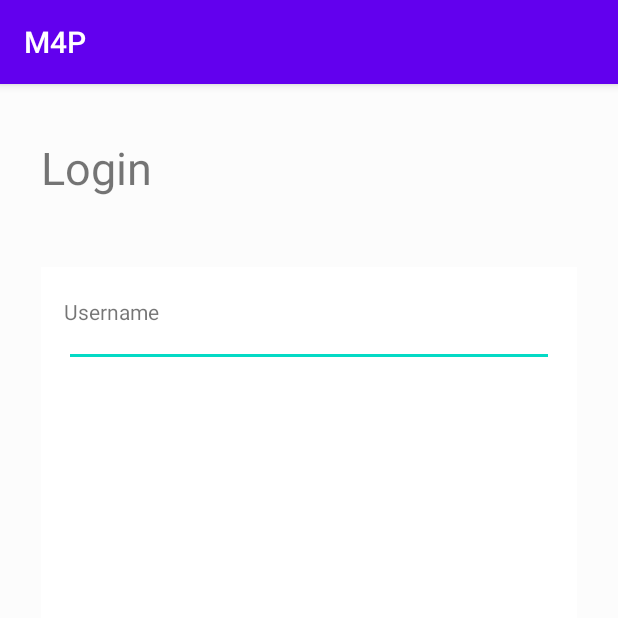
After one commit to Fantasyxz/FourMap, an Android app: the ResetPassActivity screen opened directly, with no data from a screen before it, on a phone screen of 412 x 824 dp, the top half of it. The commit adds this screen. Run offline under Robolectric (Android 15) with nearby library versions, the phone set to English and light mode, and no system bars.

Commit message:
LoginAndFriend
Login ajjah

```diff
--- a/Android/app/src/main/AndroidManifest.xml
+++ b/Android/app/src/main/AndroidManifest.xml
@@ -9,7 +9,9 @@
         android:roundIcon="@mipmap/ic_launcher_round"
         android:supportsRtl="true"
         android:theme="@style/AppTheme">
-        <activity android:name=".AboutMe"></activity>
+        <activity android:name=".ResetPassActivity"></activity>
+        <activity android:name=".LoginActivity" />
+        <activity android:name=".AboutMe" />
         <activity android:name=".SekolahActivity" />
         <activity android:name=".MainActivity">
             <intent-filter>
--- /dev/null
+++ b/Android/app/src/main/java/com/dicoding/picodiploma/doit/ResetPassActivity.java
@@ -0,0 +1,14 @@
+package com.dicoding.picodiploma.doit;
+
+import androidx.appcompat.app.AppCompatActivity;
+
+import android.os.Bundle;
+
+public class ResetPassActivity extends AppCompatActivity {
+
+    @Override
+    protected void onCreate(Bundle savedInstanceState) {
+        super.onCreate(savedInstanceState);
+        setContentView(R.layout.activity_reset_pass);
+    }
+}
--- /dev/null
+++ b/Android/app/src/main/res/layout/activity_reset_pass.xml
@@ -0,0 +1,51 @@
+<?xml version="1.0" encoding="utf-8"?>
+<androidx.constraintlayout.widget.ConstraintLayout xmlns:android="http://schemas.android.com/apk/res/android"
+    xmlns:app="http://schemas.android.com/apk/res-auto"
+    xmlns:tools="http://schemas.android.com/tools"
+    android:layout_width="match_parent"
+    android:layout_height="match_parent"
+    tools:context=".ResetPassActivity"
+    android:background="#fcfcfc">
+
+    <TextView
+        android:id="@+id/title_login"
+        android:layout_width="wrap_content"
+        android:layout_height="wrap_content"
+        android:layout_marginStart="27dp"
+        android:layout_marginTop="35dp"
+        android:text="Login"
+        android:textSize="30dp"
+        app:layout_constraintStart_toStartOf="parent"
+        app:layout_constraintTop_toTopOf="parent" />
+
+    <LinearLayout
+        android:layout_width="match_parent"
+        android:layout_height="266dp"
+        android:layout_marginTop="122dp"
+        android:layout_marginStart="27dp"
+        android:layout_marginEnd="27dp"
+        android:background="#fff"
+        android:paddingLeft="15dp"
+        android:paddingRight="15dp"
+        android:paddingTop="20dp"
+        android:orientation="vertical"
+        app:layout_constraintEnd_toEndOf="parent"
+        app:layout_constraintStart_toStartOf="parent"
+        app:layout_constraintTop_toTopOf="parent">
+
+        <TextView
+            android:id="@+id/txt_username"
+            android:layout_width="match_parent"
+            android:layout_height="wrap_content"
+            android:text="Username"
+            android:textSize="14dp"/>
+
+        <EditText
+            android:layout_width="match_parent"
+            android:layout_height="wrap_content"
+            android:padding="0dp"/>
+
+    </LinearLayout>
+
+
+</androidx.constraintlayout.widget.ConstraintLayout>
```
Also changed, not shown: Android/app/src/main/java/com/dicoding/picodiploma/doit/LoginActivity.java (added, +14 -0 lines), Android/app/src/main/res/layout/activity_about_me.xml (+6 -6 lines), Android/app/src/main/res/layout/activity_login.xml (added, +55 -0 lines), 1 other file.
